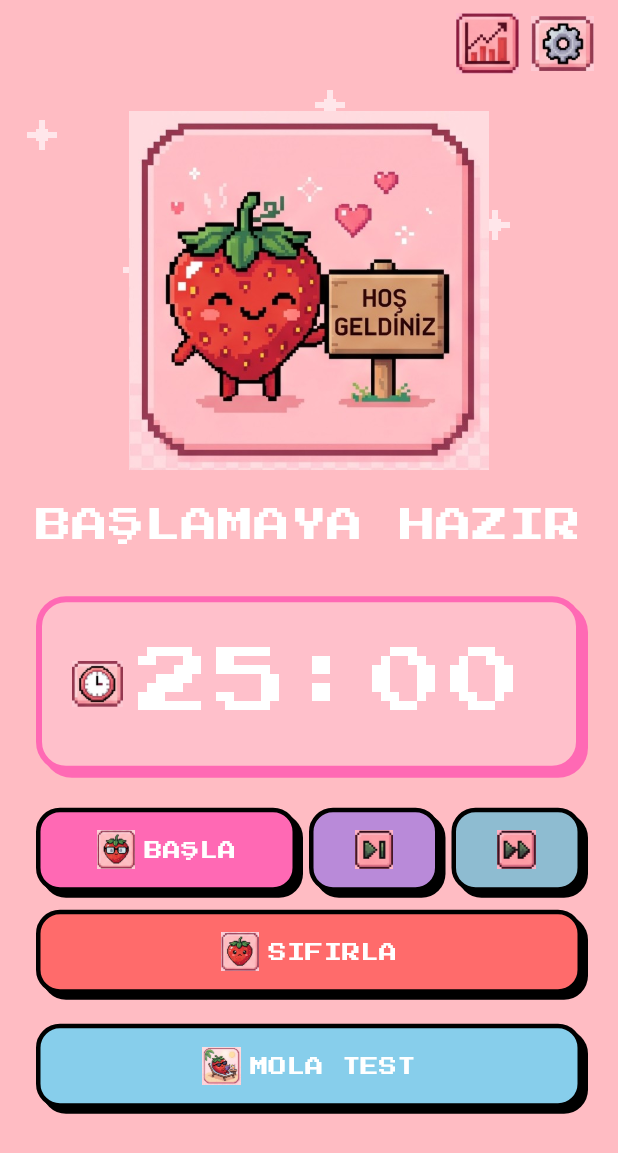
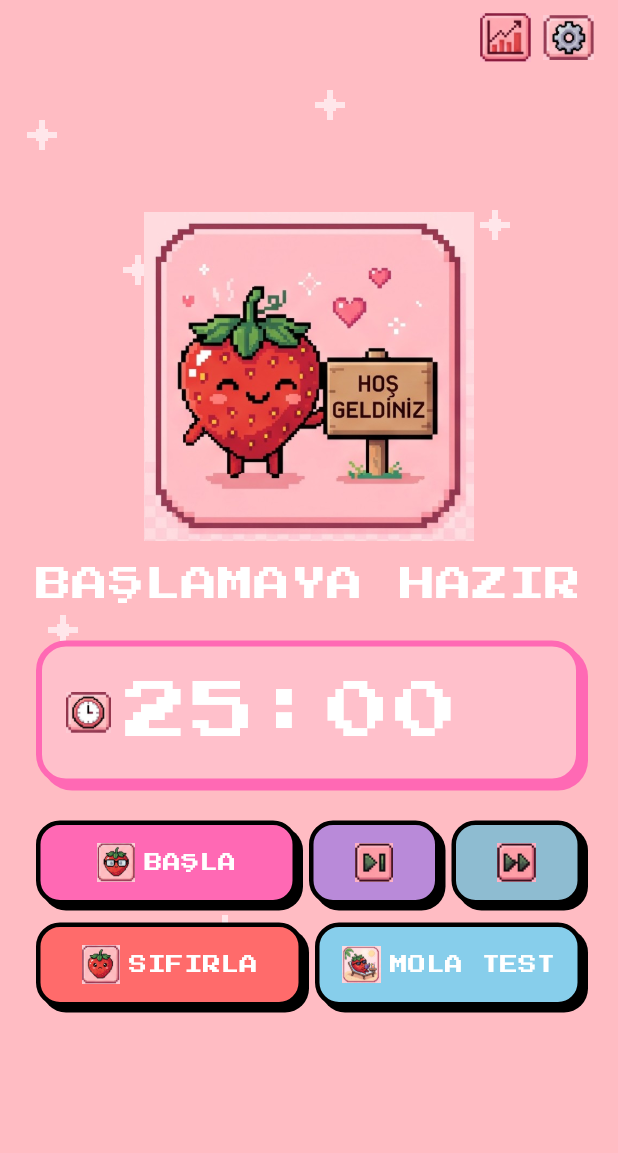
Before and after one commit to semagllclkk/pomodoro-app, a Flutter app: the screen it shows after launch, on a phone screen of 412 x 824 dp. Shown: the top 1153 px of the screen. Run offline on Flutter 3.47's test engine with Material 3 defaults, Android fonts, the phone set to English and light mode, and no system bars; our stand-ins replace audioplayers, google_fonts, shared_preferences.

Commit message:
fix: compact timer layout and menu icons

```diff
--- a/lib/main.dart
+++ b/lib/main.dart
@@ -482,12 +482,14 @@ class _PomodoroScreenState extends State<PomodoroScreen>
                       asset: 'assets/asset-sheet_slices/istatistik.jpg',
                       onTap: openReport,
                       semanticsLabel: 'Rapor',
+                      size: 34,
                     ),
                     const SizedBox(width: 8),
                     _AssetButton(
                       asset: 'assets/asset-sheet_slices/settings.jpg',
                       onTap: openSettings,
                       semanticsLabel: 'Ayarlar',
+                      size: 34,
                     ),
                   ],
                 ),
@@ -504,13 +506,13 @@ class _PomodoroScreenState extends State<PomodoroScreen>
                           tag: 'app-hero',
                           child: Image.asset(
                             currentAsset,
-                            width: 240,
-                            height: 240,
+                            width: 220,
+                            height: 220,
                             fit: BoxFit.contain,
                             errorBuilder: (c, e, s) => const SizedBox.shrink(),
                           ),
                         ),
-                        const SizedBox(height: 20),
+                        const SizedBox(height: 12),
                         // Blink label OR normal status text
                         if (label != null)
                           AnimatedOpacity(
@@ -530,11 +532,11 @@ class _PomodoroScreenState extends State<PomodoroScreen>
                                 fontSize: 24, color: Colors.white),
                             textAlign: TextAlign.center,
                           ),
-                        const SizedBox(height: 30),
+                        const SizedBox(height: 20),
                         Container(
                           width: double.infinity,
                           padding: const EdgeInsets.symmetric(
-                              vertical: 20, horizontal: 20),
+                              vertical: 14, horizontal: 16),
                           decoration: BoxDecoration(
                             color: const Color(0xFFFFC0CB),
                             borderRadius: BorderRadius.circular(20),
@@ -550,7 +552,7 @@ class _PomodoroScreenState extends State<PomodoroScreen>
                           child: Row(
                             children: [
                               Image.asset('assets/asset-sheet_slices/saat.jpg',
-                                  width: 34, height: 34),
+                                  width: 30, height: 30),
                               const SizedBox(width: 8),
                               Flexible(
                                 child: FittedBox(
@@ -559,9 +561,9 @@ class _PomodoroScreenState extends State<PomodoroScreen>
                                   child: Text(
                                     timerText,
                                     style: const TextStyle(
-                                        fontSize: 48,
+                                        fontSize: 42,
                                         color: Colors.white,
-                                        letterSpacing: 4),
+                                        letterSpacing: 3),
                                   ),
                                 ),
                               ),
@@ -605,18 +607,19 @@ class _PomodoroScreenState extends State<PomodoroScreen>
                           ],
                         ),
                         const SizedBox(height: 12),
-                        SizedBox(
-                          width: double.infinity,
+                        Row(
+                          children: [
+                            Expanded(
                               child: _PixelButton(
                                 text: 'SIFIRLA',
                                 onPressed: resetTimer,
                                 color: const Color(0xFFFF6B6B),
-                            asset: 'assets/asset-sheet_slices/pomodoro-end.jpg',
+                                asset:
+                                    'assets/asset-sheet_slices/pomodoro-end.jpg',
                               ),
                             ),
-                        const SizedBox(height: 20),
-                        SizedBox(
-                          width: double.infinity,
+                            const SizedBox(width: 8),
+                            Expanded(
                               child: _PixelButton(
                                 text: 'MOLA TEST',
                                 onPressed: () {
@@ -629,6 +632,8 @@ class _PomodoroScreenState extends State<PomodoroScreen>
                                 color: const Color(0xFF87CEEB),
                                 asset: 'assets/asset-sheet_slices/mola.jpg',
                               ),
+                            ),
+                          ],
                         ),
                         const SizedBox(height: 12),
                       ],
@@ -956,12 +961,14 @@ class _AssetButton extends StatelessWidget {
   final VoidCallback onTap;
   final String? label;
   final String? semanticsLabel;
+  final double size;
 
   const _AssetButton({
     required this.asset,
     required this.onTap,
     this.label,
     this.semanticsLabel,
+    this.size = 42,
   });
 
   @override
@@ -974,7 +981,7 @@ class _AssetButton extends StatelessWidget {
         child: Column(
           mainAxisSize: MainAxisSize.min,
           children: [
-            Image.asset(asset, width: 42, height: 42, fit: BoxFit.contain),
+            Image.asset(asset, width: size, height: size, fit: BoxFit.contain),
             if (label != null)
               Text(label!, style: const TextStyle(fontSize: 10)),
           ],
```
Also changed, not shown: 1 other file. Lines whose indentation alone changed are shown as unchanged.
